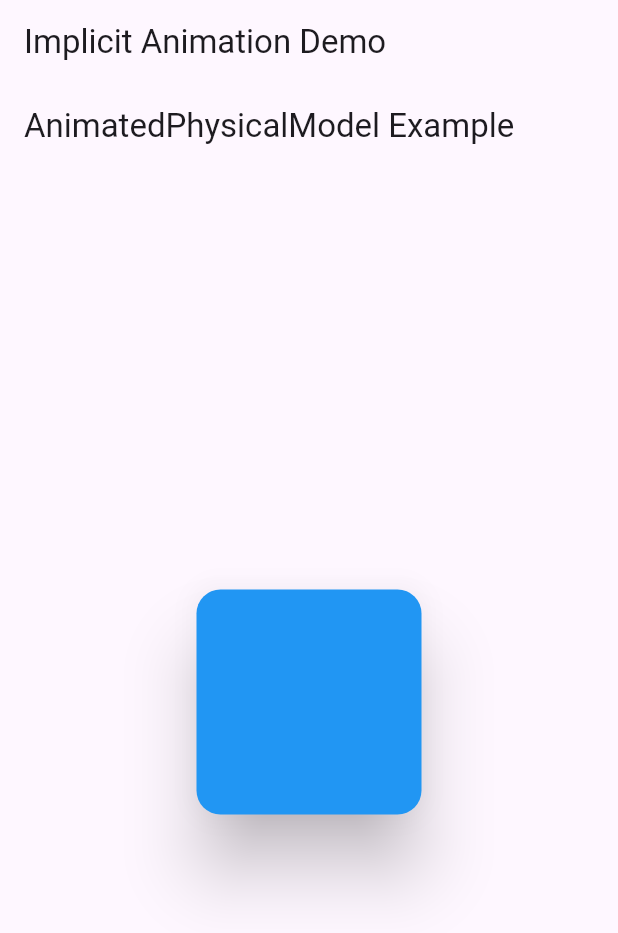
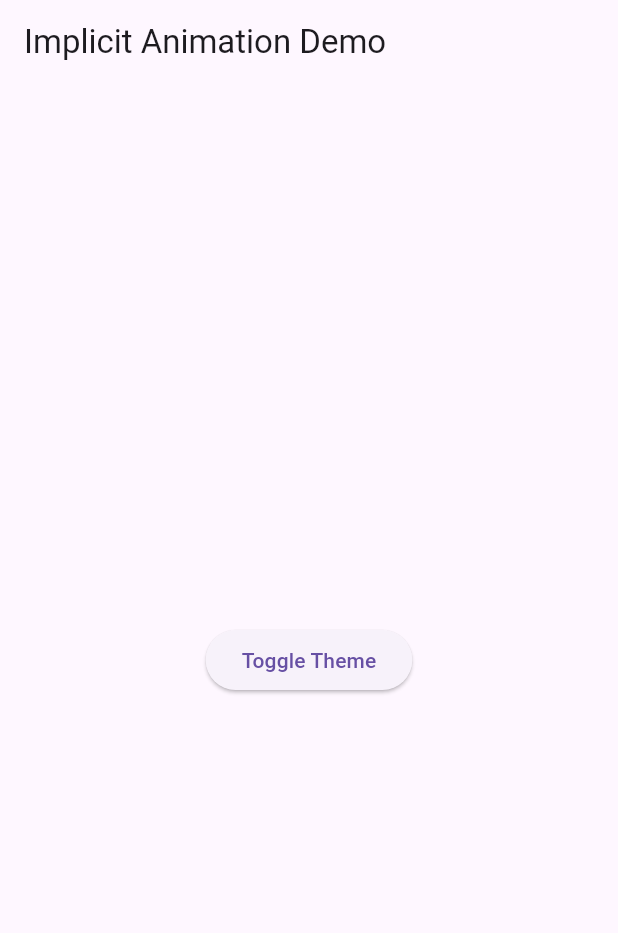
Before and after one commit to adityaphadatare45/Animation-practice, a Flutter app: the screen it shows after launch, on a phone screen of 412 x 824 dp. Shown: the top 933 px of the screen. Run offline on Flutter 3.47's test engine with Material 3 defaults, Android fonts, the phone set to English and light mode, and no system bars.

Commit message:
Animated theme done

```diff
--- a/lib/Implicit_Animation/Animatedtheme.dart
+++ b/lib/Implicit_Animation/Animatedtheme.dart
@@ -0,0 +1,49 @@
+/*
+Animated theme :
+What it does -
+It animates changes in the app’s ThemeData (like colors, fonts, brightness) without instantly switching — giving a smooth transition.
+Instead of your UI abruptly jumping from light mode to dark mode (or from one color scheme to another), AnimatedTheme will gradually transition theme properties over a specified duration.
+
+Key points -
+Child: Usually your MaterialApp or a subtree of your widget tree.
+Data: The new ThemeData to animate to.
+Duration: How long the transition takes.
+Works well for light/dark mode animations.
+We don’t need to animate each widget manually — the theme change is applied to all widgets that use theme values.
+ */
+import 'package:flutter/material.dart';
+
+class Animatedtheme extends StatefulWidget{
+  const Animatedtheme({super.key});
+
+  @override
+  State<StatefulWidget> createState() => _Animatedthemeexample();
+}
+
+class _Animatedthemeexample extends State<Animatedtheme>{
+   bool _isDark = false;
+
+
+  @override
+  Widget build(BuildContext context) {
+   return AnimatedTheme(
+    data: _isDark ? ThemeData.dark() : ThemeData.light(),
+    duration: const Duration(milliseconds: 500),
+    child: MaterialApp(
+     theme: _isDark ? ThemeData.dark() : ThemeData.light(),
+     home: Scaffold(
+      body: Center(
+        child: ElevatedButton(
+          onPressed: (){
+            setState(() {
+              _isDark = !_isDark;
+            });
+          },
+          child: const Text('Toggle Theme'),
+        ),
+      ),
+     ),
+    ),
+   );
+  }
+}
--- a/lib/main.dart
+++ b/lib/main.dart
@@ -1,4 +1,5 @@
 import 'package:animation_practice/Implicit_Animation/Animatedphysicalmodel.dart';
+import 'package:animation_practice/Implicit_Animation/Animatedtheme.dart';
 import 'package:flutter/material.dart';
 
 void main() {
@@ -9,7 +10,7 @@ class MyApp extends StatelessWidget {
   const MyApp({super.key});
 
   // ✨ Change this widget to test other animations
-  final Widget _currentExample = const Animatedphysicalmodel();
+  final Widget _currentExample = const Animatedtheme();
   // e.g. const AnimatedContainerExample();
 
   @override
```
Also changed, not shown: lib/Implicit_Animation/AnimatedList.dart (added, +7 -0 lines), lib/Implicit_Animation/Animatedalign.dart (+8 -0 lines), lib/Implicit_Animation/Animatedcontainer.dart (+10 -0 lines), lib/Implicit_Animation/Animatedcrossfade.dart (+9 -0 lines), lib/Implicit_Animation/Animateddefaulttextstyle.dart (+9 -0 lines), lib/Implicit_Animation/Animatedicon.dart (added, +7 -0 lines), lib/Implicit_Animation/Animatedopacity.dart (+8 -0 lines), lib/Implicit_Animation/Animatedpadding.dart (+7 -0 lines), lib/Implicit_Animation/Animatedphysicalmodel.dart (+17 -0 lines), lib/Implicit_Animation/Animatedpositioned.dart (+7 -0 lines), lib/Implicit_Animation/Animatedswitcher.dart (+7 -0 lines).
